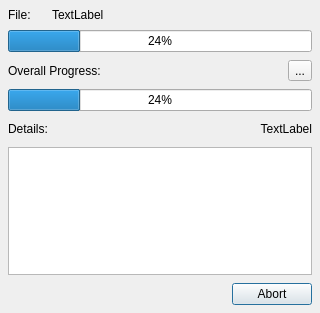
Qt form ui/copyprogressdialog.ui (maxavadallat/maxcommander) before a commit.
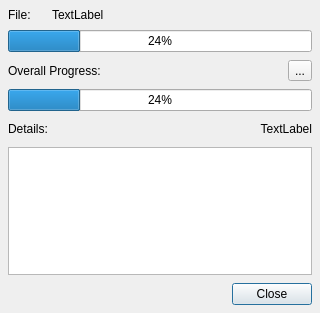
The same form after that commit.

Diff of the .ui file:
```diff
--- a/ui/copyprogressdialog.ui
+++ b/ui/copyprogressdialog.ui
@@ -211,7 +211,7 @@
       <enum>Qt::Horizontal</enum>
      </property>
      <property name="standardButtons">
-      <set>QDialogButtonBox::Abort</set>
+      <set>QDialogButtonBox::Close</set>
      </property>
     </widget>
    </item>
```
Left out of the diff: 8 changed lines with no effect on the pictures.
